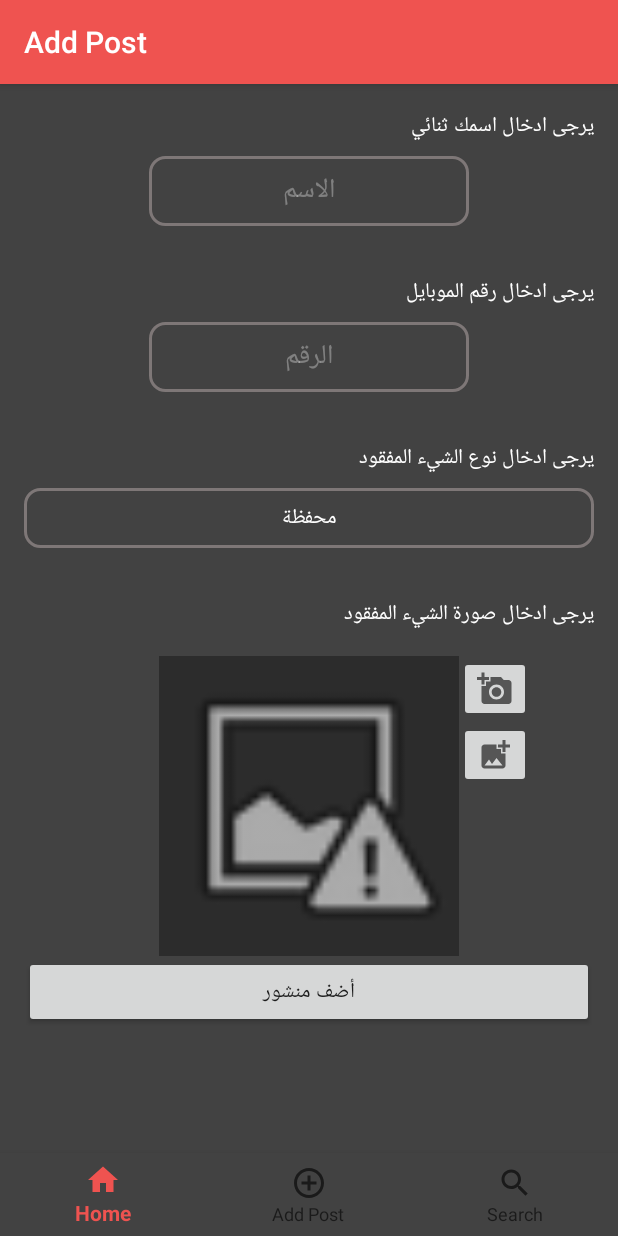
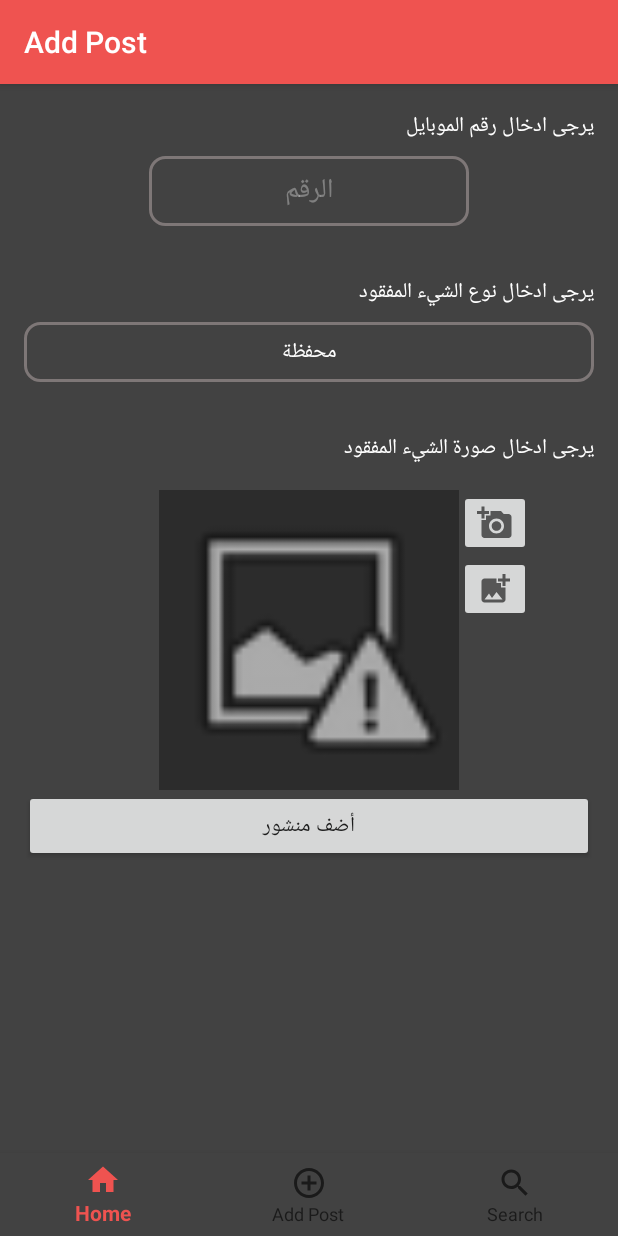
Before and after one commit to OmarShafei-coder/Hatholy, an Android app: the AddPostFragment screen opened through its navigation route, after a tap on "أضف منشور", on a phone screen of 412 x 824 dp. Run offline under Robolectric (Android 15) with nearby library versions, the phone set to English and light mode, and no system bars; our stand-ins replace Firebase (no records; nobody signed in at launch, a user with empty details on screens opened directly), Picasso, navigation-ui.

Commit message:
Upload the post Firebase(except the image)

```diff
--- a/app/build.gradle
+++ b/app/build.gradle
@@ -26,7 +26,7 @@ android {
 dependencies {
     implementation fileTree(dir: "libs", include: ["*.jar"])
     implementation 'androidx.appcompat:appcompat:1.2.0'
-    implementation 'com.google.android.material:material:1.2.0'
+    implementation 'com.google.android.material:material:1.2.1'
     implementation 'androidx.constraintlayout:constraintlayout:2.0.1'
     implementation 'com.squareup.picasso:picasso:2.71828'
     implementation 'androidx.navigation:navigation-fragment:2.3.0'
@@ -34,6 +34,8 @@ dependencies {
     implementation 'androidx.navigation:navigation-ui:2.3.0'
     implementation 'androidx.lifecycle:lifecycle-extensions:2.2.0'
     implementation 'com.firebaseui:firebase-ui-firestore:6.3.0'
+    // FirebaseUI for Cloud Storage
+    implementation 'com.firebaseui:firebase-ui-storage:6.3.0'
     testImplementation 'junit:junit:4.13'
     androidTestImplementation 'androidx.test.ext:junit:1.1.2'
     androidTestImplementation 'androidx.test.espresso:espresso-core:3.3.0'
--- a/app/src/main/java/com/omarshafei/hatholy/ui/AddPost/AddPostFragment.java
+++ b/app/src/main/java/com/omarshafei/hatholy/ui/AddPost/AddPostFragment.java
@@ -13,6 +13,7 @@ import android.view.ViewGroup;
 import android.widget.AdapterView;
 import android.widget.ArrayAdapter;
 import android.widget.Button;
+import android.widget.EditText;
 import android.widget.ImageButton;
 import android.widget.ImageView;
 import android.widget.Spinner;
@@ -22,7 +23,10 @@ import androidx.annotation.NonNull;
 import androidx.annotation.Nullable;
 import androidx.fragment.app.Fragment;
 
+import com.google.firebase.firestore.CollectionReference;
+import com.google.firebase.firestore.FirebaseFirestore;
 import com.omarshafei.hatholy.R;
+import com.omarshafei.hatholy.ui.Search.Post;
 import com.squareup.picasso.Picasso;
 
 import static android.app.Activity.RESULT_OK;
@@ -31,19 +35,27 @@ public class AddPostFragment extends Fragment implements AdapterView.OnItemSelec
 
     static final int REQUEST_IMAGE_CAPTURE = 1;
     static final int REQUEST_OPEN_GALLERY = 2;
+    private Spinner spinner;
+    private ImageButton addImageGallery;
+    private ImageButton addImageCamera;
     private ImageView missingImage;
+    private EditText phoneNumber;
+    private Button addPostButton;
     private Uri mImageUri;
+    private CollectionReference postsRef;
+
     public View onCreateView(@NonNull LayoutInflater inflater,
                              ViewGroup container, Bundle savedInstanceState) {
 
         View root = inflater.inflate(R.layout.fragment_add_post, container, false);
 
-        Spinner spinner = root.findViewById(R.id.missing_spinner);
-        ImageButton addImageGallery = root.findViewById(R.id.add_image_gallery);
-        ImageButton addImageCamera = root.findViewById(R.id.add_image_camera);
-        missingImage = root.findViewById(R.id.missing_image_view);
-        Button addPostButton = root.findViewById(R.id.add_post_button);
-
+        spinner         = root.findViewById(R.id.missing_spinner);
+        addImageGallery = root.findViewById(R.id.add_image_gallery);
+        addImageCamera  = root.findViewById(R.id.add_image_camera);
+        missingImage    = root.findViewById(R.id.missing_image_view);
+        phoneNumber     = root.findViewById(R.id.number_edit_text);
+        addPostButton   = root.findViewById(R.id.add_post_button);
+        postsRef = FirebaseFirestore.getInstance().collection("Posts");
         //fill the spinner with the data
         ArrayAdapter<CharSequence> adapter = ArrayAdapter.createFromResource(requireContext(),
                 R.array.missing, R.layout.spinner_text);
@@ -76,7 +88,29 @@ public class AddPostFragment extends Fragment implements AdapterView.OnItemSelec
     }
 
     private void addPost() {
-        Toast.makeText(getContext(), "button clicked", Toast.LENGTH_SHORT).show();
+        String number = phoneNumber.getText().toString();
+        String missingType = spinner.getSelectedItem().toString();
+        if(isValidPhoneNumber(number)) {
+            postsRef.add(new Post(number, missingType));
+            Toast.makeText(getContext(), "Post added", Toast.LENGTH_SHORT).show();
+        }
+    }
+
+    private boolean isValidPhoneNumber(String number) {
+        boolean isValid = true;
+        if(number.trim().length() == 11) {
+            isValid = true;
+        }
+
+        else if( number.trim().isEmpty() ) {
+            Toast.makeText(getContext(), "اكتب رقم موبايلك من فضلك متخنقناش", Toast.LENGTH_LONG).show();
+            isValid = false;
+        }
+        else if(number.trim().length() != 11) {
+            Toast.makeText(getContext(), "اكتب الرقم صح الله يخليك", Toast.LENGTH_LONG).show();
+            isValid = false;
+        }
+        return isValid;
     }
 
     private void addImageFromGallery() {
@@ -115,12 +149,9 @@ public class AddPostFragment extends Fragment implements AdapterView.OnItemSelec
 
     @Override
     public void onItemSelected(AdapterView<?> adapterView, View view, int i, long l) {
-        String text = adapterView.getItemAtPosition(i).toString();
-        Toast.makeText(adapterView.getContext(), text, Toast.LENGTH_SHORT).show();
+        //text = adapterView.getItemAtPosition(i).toString();
     }
-
     @Override
     public void onNothingSelected(AdapterView<?> adapterView) {
-
     }
 }
--- a/app/src/main/java/com/omarshafei/hatholy/ui/Search/Post.java
+++ b/app/src/main/java/com/omarshafei/hatholy/ui/Search/Post.java
@@ -5,6 +5,11 @@ public class Post {
     private String phoneNumber;
     private String missingType;
     private String imageUrl;
+
+    public Post(String phoneNumber, String missingType) {
+        this.phoneNumber = phoneNumber;
+        this.missingType = missingType;
+    }
 
     public Post(String phoneNumber, String missingType, String imageUrl) {
         this.phoneNumber = phoneNumber;
--- a/app/src/main/res/layout/fragment_add_post.xml
+++ b/app/src/main/res/layout/fragment_add_post.xml
@@ -7,42 +7,15 @@
     android:layout_margin="16dp"
     tools:context=".ui.AddPost.AddPostFragment">
 
-    <TextView
-        android:id="@+id/name_text_view"
-        android:layout_width="wrap_content"
-        android:layout_height="wrap_content"
-        android:text="@string/name"
-        android:textColor="@android:color/white"
-        app:layout_constraintRight_toRightOf="parent"
-        app:layout_constraintTop_toTopOf="parent" />
-
-    <EditText
-        android:id="@+id/name_edit_text"
-        android:layout_width="wrap_content"
-        android:layout_height="wrap_content"
-        android:layout_marginTop="8dp"
-        android:background="@drawable/rounded_background"
-        android:ems="10"
-        android:gravity="center"
-        android:hint="الاسم"
-        android:inputType="textPersonName"
-        android:padding="8dp"
-        android:textColor="@android:color/white"
-        android:textColorHint="#54FFFFFF"
-        app:layout_constraintLeft_toLeftOf="parent"
-        app:layout_constraintRight_toRightOf="parent"
-        app:layout_constraintTop_toBottomOf="@id/name_text_view" />
-
 
     <TextView
         android:id="@+id/number_text_view"
         android:layout_width="wrap_content"
         android:layout_height="wrap_content"
-        android:layout_marginTop="32dp"
         android:text="يرجى ادخال رقم الموبايل"
         android:textColor="@android:color/white"
-        app:layout_constraintRight_toRightOf="parent"
-        app:layout_constraintTop_toBottomOf="@id/name_edit_text" />
+       app:layout_constraintTop_toTopOf="parent"
+        app:layout_constraintRight_toRightOf="parent"/>
 
     <EditText
         android:id="@+id/number_edit_text"
```
